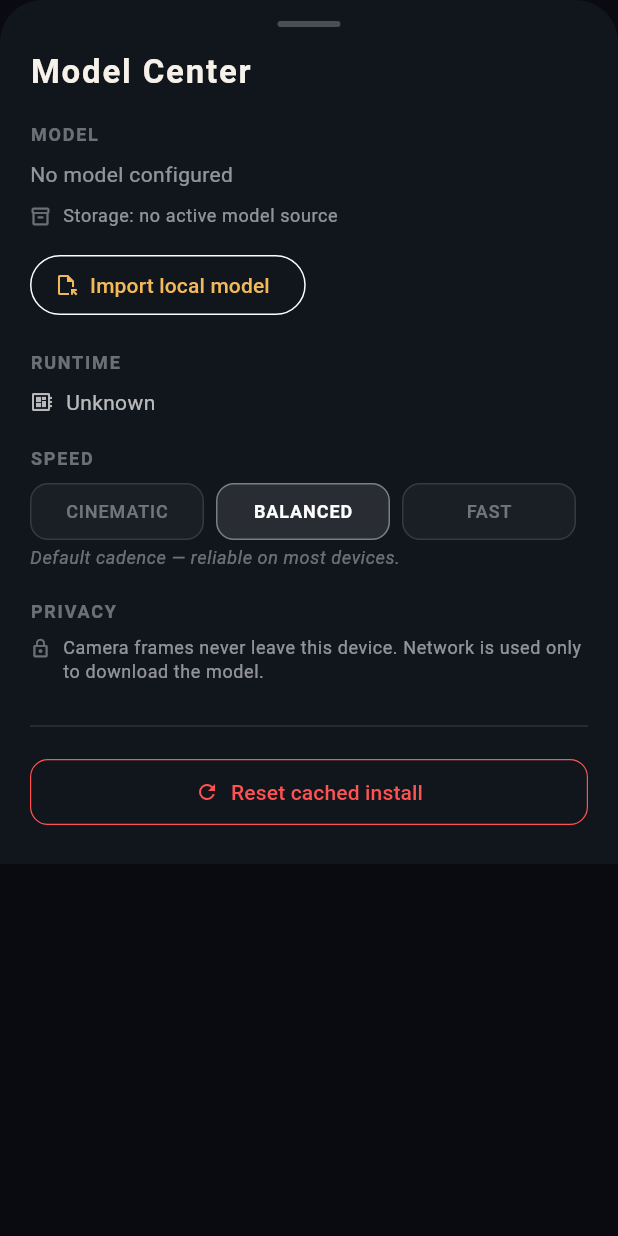
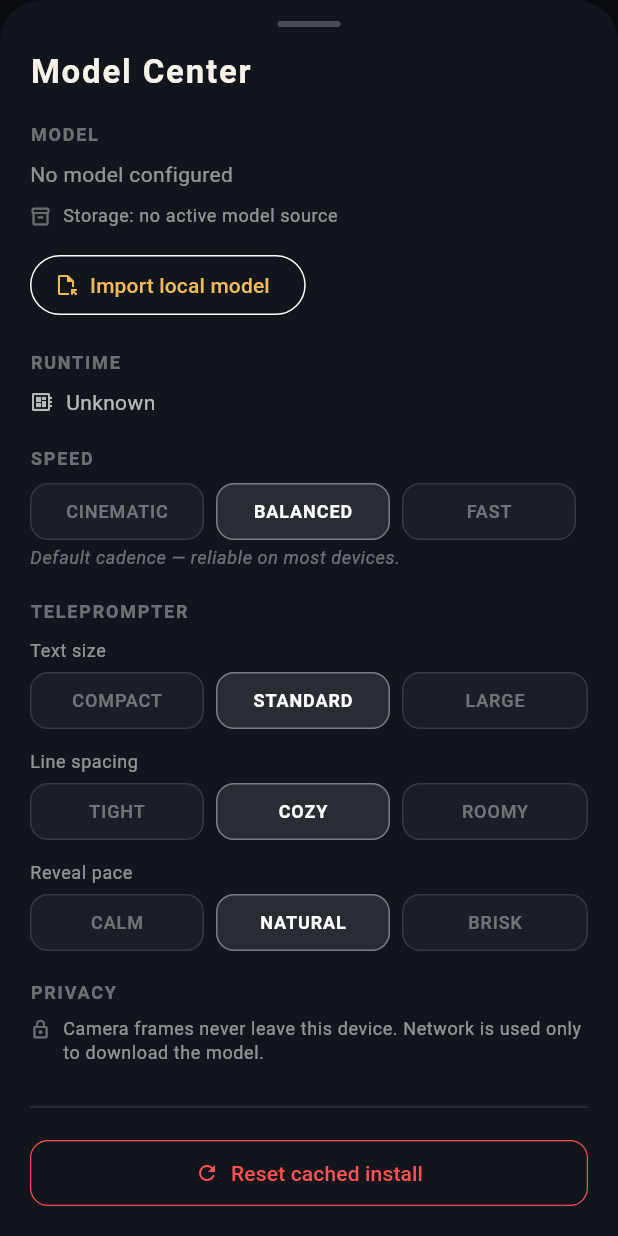
Before and after one commit to boonyongyang/ghosteye, a Flutter app: the ModelCenterSheet widget shown alone on an empty page, opened directly with empty values, on a phone screen of 412 x 824 dp. Run offline on Flutter 3.47's test engine with Material 3 defaults, Android fonts, the phone set to English and light mode, and no system bars; our stand-ins replace camera, flutter_riverpod, go_router, google_fonts, share_plus and 1 more; missing offline and left inert: dart:ffi, file_selector, flutter_gemma; accounts and stored records are empty.

Commit message:
Add teleprompter display controls (text size, spacing, pace)
Implements the Phase 4 teleprompter-controls item: users can tune how the
screenplay reads without changing model behavior.

- TeleprompterSettings model with three enum-based, ordered controls
  (text size scale, line-spacing gap, reveal-pace char delay). Defaults
  preserve the original hardcoded presentation (1.0 scale, 10px gap, 35ms).
- teleprompterSettingsProvider (in-memory NotifierProvider) with typed
  setters, matching the existing performancePreset pattern.
- TeleprompterControls widget: three segmented pickers, surfaced in a new
  TELEPROMPTER section of the Model Center sheet.
- ScriptScrollView consumes the settings: composes the text scale with the
  viewer's system text scale (preserves accessibility), drives inter-line
  padding from density, and passes the paced charDelay to TypewriterText.
- Tests: model (defaults/copyWith/equality/ordering), provider (setters,
  independence, container isolation), widget (renders captions, taps update
  provider).
- Docs synced: README, plan, roadmap, agents, CLAUDE.md.

https://claude.ai/code/session_01WpHoWY1U29WDWAzrRPUP8i

```diff
--- /dev/null
+++ b/lib/models/teleprompter_settings.dart
@@ -0,0 +1,78 @@
+import 'package:flutter/foundation.dart';
+
+/// Display size of the teleprompter screenplay text. Values are text-scale
+/// multipliers applied on top of the theme typography.
+enum TeleprompterTextSize {
+  compact('COMPACT', 0.9),
+  standard('STANDARD', 1.0),
+  large('LARGE', 1.25);
+
+  const TeleprompterTextSize(this.label, this.scale);
+
+  final String label;
+  final double scale;
+}
+
+/// Vertical breathing room between screenplay lines. `lineGap` is the padding,
+/// in logical pixels, inserted below each line in the teleprompter.
+enum TeleprompterDensity {
+  tight('TIGHT', 4),
+  cozy('COZY', 10),
+  roomy('ROOMY', 18);
+
+  const TeleprompterDensity(this.label, this.lineGap);
+
+  final String label;
+  final double lineGap;
+}
+
+/// Cadence of the typewriter reveal for streamed tokens. `charDelay` is the
+/// minimum delay between revealing successive characters.
+enum TeleprompterPace {
+  calm('CALM', Duration(milliseconds: 55)),
+  natural('NATURAL', Duration(milliseconds: 35)),
+  brisk('BRISK', Duration(milliseconds: 16));
+
+  const TeleprompterPace(this.label, this.charDelay);
+
+  final String label;
+  final Duration charDelay;
+}
+
+/// User-adjustable teleprompter display preferences. Defaults preserve the
+/// original hardcoded behaviour (1.0 scale, 10px line gap, 35ms char delay).
+@immutable
+class TeleprompterSettings {
+  const TeleprompterSettings({
+    this.textSize = TeleprompterTextSize.standard,
+    this.density = TeleprompterDensity.cozy,
+    this.pace = TeleprompterPace.natural,
+  });
+
+  final TeleprompterTextSize textSize;
+  final TeleprompterDensity density;
+  final TeleprompterPace pace;
+
+  TeleprompterSettings copyWith({
+    TeleprompterTextSize? textSize,
+    TeleprompterDensity? density,
+    TeleprompterPace? pace,
+  }) {
+    return TeleprompterSettings(
+      textSize: textSize ?? this.textSize,
+      density: density ?? this.density,
+      pace: pace ?? this.pace,
+    );
+  }
+
+  @override
+  bool operator ==(Object other) {
+    return other is TeleprompterSettings &&
+        other.textSize == textSize &&
+        other.density == density &&
+        other.pace == pace;
+  }
+
+  @override
+  int get hashCode => Object.hash(textSize, density, pace);
+}
--- /dev/null
+++ b/lib/providers/teleprompter_settings_provider.dart
@@ -0,0 +1,25 @@
+import 'package:flutter_riverpod/flutter_riverpod.dart';
+
+import '../models/teleprompter_settings.dart';
+
+final teleprompterSettingsProvider =
+    NotifierProvider<TeleprompterSettingsController, TeleprompterSettings>(
+  TeleprompterSettingsController.new,
+);
+
+class TeleprompterSettingsController extends Notifier<TeleprompterSettings> {
+  @override
+  TeleprompterSettings build() => const TeleprompterSettings();
+
+  void setTextSize(TeleprompterTextSize textSize) {
+    state = state.copyWith(textSize: textSize);
+  }
+
+  void setDensity(TeleprompterDensity density) {
+    state = state.copyWith(density: density);
+  }
+
+  void setPace(TeleprompterPace pace) {
+    state = state.copyWith(pace: pace);
+  }
+}
--- a/lib/widgets/model_center_sheet.dart
+++ b/lib/widgets/model_center_sheet.dart
@@ -10,6 +10,7 @@ import '../providers/gemma_provider.dart';
 import '../providers/session_controls_provider.dart';
 import '../services/app_haptics.dart';
 import '../services/gemma_service.dart';
+import 'teleprompter_controls.dart';
 
 class ModelCenterSheet extends ConsumerWidget {
   const ModelCenterSheet({
@@ -96,6 +97,10 @@ class ModelCenterSheet extends ConsumerWidget {
                         fontStyle: FontStyle.italic,
                       ),
                 ),
+                const SizedBox(height: 20),
+                const _SectionLabel(label: 'TELEPROMPTER'),
+                const SizedBox(height: 10),
+                const TeleprompterControls(),
                 const SizedBox(height: 20),
                 const _SectionLabel(label: 'PRIVACY'),
                 const SizedBox(height: 8),
--- a/lib/widgets/script_scroll_view.dart
+++ b/lib/widgets/script_scroll_view.dart
@@ -3,6 +3,7 @@ import 'package:flutter_riverpod/flutter_riverpod.dart';
 
 import '../providers/script_provider.dart';
 import '../providers/session_controls_provider.dart';
+import '../providers/teleprompter_settings_provider.dart';
 import 'script_line_widget.dart';
 import 'typewriter_text.dart';
 
@@ -48,17 +49,18 @@ class _ScriptScrollViewState extends ConsumerState<ScriptScrollView> {
 
     final scriptState = ref.watch(scriptProvider);
     final captureEnabled = ref.watch(captureEnabledProvider);
+    final teleprompter = ref.watch(teleprompterSettingsProvider);
     final hasLiveResponse = scriptState.liveResponse.isNotEmpty;
     final itemCount =
         scriptState.entries.length + (hasLiveResponse ? 1 : 0) + 1;
 
-    return ListView.builder(
+    final list = ListView.builder(
       controller: _scrollController,
       itemCount: itemCount,
       itemBuilder: (context, index) {
         if (index < scriptState.entries.length) {
           return Padding(
-            padding: const EdgeInsets.only(bottom: 10),
+            padding: EdgeInsets.only(bottom: teleprompter.density.lineGap),
             child: ScriptLineWidget(entry: scriptState.entries[index]),
           );
         }
@@ -66,7 +68,10 @@ class _ScriptScrollViewState extends ConsumerState<ScriptScrollView> {
         if (hasLiveResponse && index == scriptState.entries.length) {
           return Padding(
             padding: const EdgeInsets.only(top: 8, bottom: 16),
-            child: TypewriterText(targetText: scriptState.liveResponse),
+            child: TypewriterText(
+              targetText: scriptState.liveResponse,
+              charDelay: teleprompter.pace.charDelay,
+            ),
           );
         }
 
@@ -101,5 +106,17 @@ class _ScriptScrollViewState extends ConsumerState<ScriptScrollView> {
         return const SizedBox(height: 40);
       },
     );
+
+    // Compose the teleprompter scale with the viewer's system text scale so
+    // accessibility settings are respected rather than overridden.
+    final media = MediaQuery.of(context);
+    final systemScale = media.textScaler.scale(1.0);
+    return MediaQuery(
+      data: media.copyWith(
+        textScaler:
+            TextScaler.linear(systemScale * teleprompter.textSize.scale),
+      ),
+      child: list,
+    );
   }
 }
--- /dev/null
+++ b/lib/widgets/teleprompter_controls.dart
@@ -0,0 +1,123 @@
+import 'package:flutter/material.dart';
+import 'package:flutter_riverpod/flutter_riverpod.dart';
+
+import '../models/teleprompter_settings.dart';
+import '../providers/teleprompter_settings_provider.dart';
+import '../services/app_haptics.dart';
+
+/// Segmented pickers for teleprompter text size, line spacing, and reveal pace.
+/// Reads and writes [teleprompterSettingsProvider]; safe to embed in any sheet.
+class TeleprompterControls extends ConsumerWidget {
+  const TeleprompterControls({super.key});
+
+  @override
+  Widget build(BuildContext context, WidgetRef ref) {
+    final settings = ref.watch(teleprompterSettingsProvider);
+    final controller = ref.read(teleprompterSettingsProvider.notifier);
+
+    return Column(
+      crossAxisAlignment: CrossAxisAlignment.start,
+      children: <Widget>[
+        _SegmentRow<TeleprompterTextSize>(
+          caption: 'Text size',
+          values: TeleprompterTextSize.values,
+          selected: settings.textSize,
+          labelOf: (value) => value.label,
+          onSelect: controller.setTextSize,
+        ),
+        const SizedBox(height: 14),
+        _SegmentRow<TeleprompterDensity>(
+          caption: 'Line spacing',
+          values: TeleprompterDensity.values,
+          selected: settings.density,
+          labelOf: (value) => value.label,
+          onSelect: controller.setDensity,
+        ),
+        const SizedBox(height: 14),
+        _SegmentRow<TeleprompterPace>(
+          caption: 'Reveal pace',
+          values: TeleprompterPace.values,
+          selected: settings.pace,
+          labelOf: (value) => value.label,
+          onSelect: controller.setPace,
+        ),
+      ],
+    );
+  }
+}
+
+class _SegmentRow<T> extends StatelessWidget {
+  const _SegmentRow({
+    required this.caption,
+    required this.values,
+    required this.selected,
+    required this.labelOf,
+    required this.onSelect,
+  });
+
+  final String caption;
+  final List<T> values;
+  final T selected;
+  final String Function(T value) labelOf;
+  final ValueChanged<T> onSelect;
+
+  @override
+  Widget build(BuildContext context) {
+    return Column(
+      crossAxisAlignment: CrossAxisAlignment.start,
+      children: <Widget>[
+        Text(
+          caption,
+          style: Theme.of(context).textTheme.bodySmall?.copyWith(
+                color: Colors.white54,
+              ),
+        ),
+        const SizedBox(height: 6),
+        Row(
+          children: values.map((value) {
+            final isActive = value == selected;
+            final isLast = value == values.last;
+            return Expanded(
+              child: Padding(
+                padding: EdgeInsets.only(right: isLast ? 0 : 8),
+                child: GestureDetector(
+                  onTap: () {
+                    if (isActive) {
+                      return;
+                    }
+                    AppHaptics.trigger(AppHapticPattern.selection);
+                    onSelect(value);
+                  },
+                  child: AnimatedContainer(
+                    duration: const Duration(milliseconds: 180),
+                    padding: const EdgeInsets.symmetric(vertical: 10),
+                    decoration: BoxDecoration(
+                      color: isActive
+                          ? Colors.white.withOpacity(0.1)
+                          : Colors.white.withOpacity(0.04),
+                      borderRadius: BorderRadius.circular(12),
+                      border: Border.all(
+                        color: isActive ? Colors.white38 : Colors.white12,
+                      ),
+                    ),
+                    child: Center(
+                      child: Text(
+                        labelOf(value),
+                        style: Theme.of(context).textTheme.bodySmall?.copyWith(
+                              color: isActive ? Colors.white : Colors.white38,
+                              fontWeight:
+                                  isActive ? FontWeight.w700 : FontWeight.w500,
+                              letterSpacing: 0.6,
+                            ),
+                      ),
+                    ),
+                  ),
+                ),
+              ),
+            );
+          }).toList(growable: false),
+        ),
+      ],
+    );
+  }
+}
```
Also changed, not shown: 8 other files.
